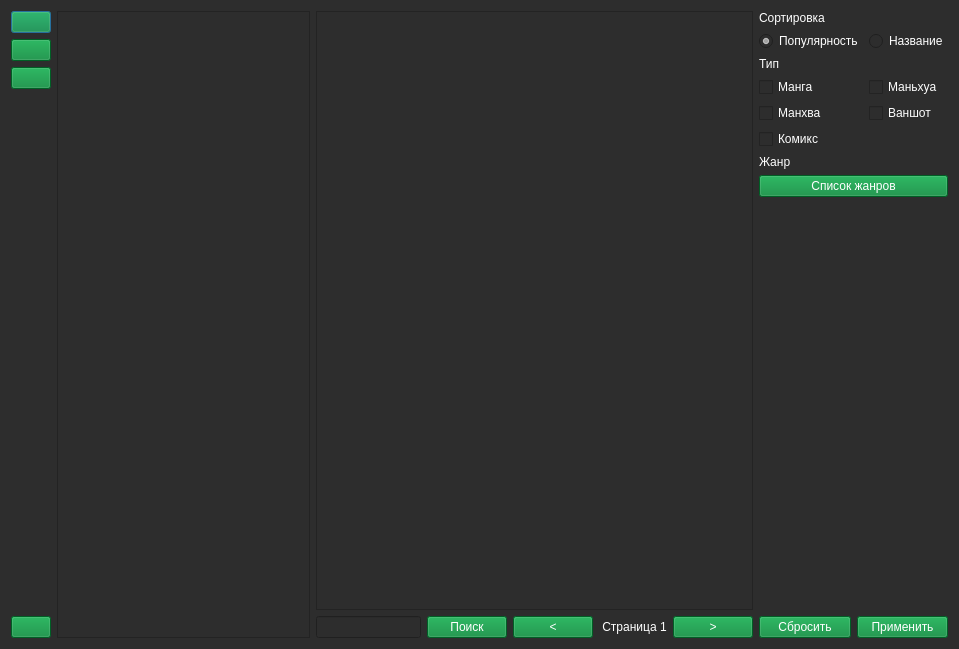
First picture: the form in form/desuUI.ui, repository brandonzorn/Nlight, before the edit.
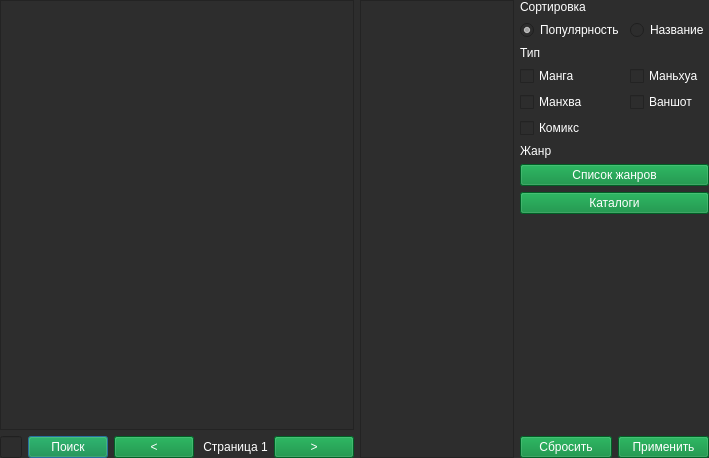
Second picture: the form after the edit. Icons and pictures are not drawn.

Commit message: updated main window

```diff
--- a/form/desuUI.ui
+++ b/form/desuUI.ui
@@ -6,8 +6,8 @@
    <rect>
     <x>0</x>
     <y>0</y>
-    <width>959</width>
-    <height>649</height>
+    <width>709</width>
+    <height>458</height>
    </rect>
   </property>
   <property name="palette">
@@ -31,42 +31,6 @@
        </color>
       </brush>
      </colorrole>
-     <colorrole role="Light">
-      <brush brushstyle="SolidPattern">
-       <color alpha="255">
-        <red>45</red>
-        <green>45</green>
-        <blue>45</blue>
-       </color>
-      </brush>
-     </colorrole>
-     <colorrole role="Midlight">
-      <brush brushstyle="SolidPattern">
-       <color alpha="255">
-        <red>45</red>
-        <green>45</green>
-        <blue>45</blue>
-       </color>
-      </brush>
-     </colorrole>
-     <colorrole role="Dark">
-      <brush brushstyle="SolidPattern">
-       <color alpha="255">
-        <red>45</red>
-        <green>45</green>
-        <blue>45</blue>
-       </color>
-      </brush>
-     </colorrole>
-     <colorrole role="Mid">
-      <brush brushstyle="SolidPattern">
-       <color alpha="255">
-        <red>45</red>
-        <green>45</green>
-        <blue>45</blue>
-       </color>
-      </brush>
-     </colorrole>
      <colorrole role="Text">
       <brush brushstyle="SolidPattern">
        <color alpha="255">
@@ -103,51 +67,6 @@
        </color>
       </brush>
      </colorrole>
-     <colorrole role="Shadow">
-      <brush brushstyle="SolidPattern">
-       <color alpha="255">
-        <red>45</red>
-        <green>45</green>
-        <blue>45</blue>
-       </color>
-      </brush>
-     </colorrole>
-     <colorrole role="Highlight">
-      <brush brushstyle="SolidPattern">
-       <color alpha="255">
-        <red>0</red>
-        <green>133</green>
-        <blue>62</blue>
-       </color>
-      </brush>
-     </colorrole>
-     <colorrole role="AlternateBase">
-      <brush brushstyle="SolidPattern">
-       <color alpha="255">
-        <red>45</red>
-        <green>45</green>
-        <blue>45</blue>
-       </color>
-      </brush>
-     </colorrole>
-     <colorrole role="ToolTipBase">
-      <brush brushstyle="SolidPattern">
-       <color alpha="255">
-        <red>45</red>
-        <green>45</green>
-        <blue>45</blue>
-       </color>
-      </brush>
-     </colorrole>
-     <colorrole role="ToolTipText">
-      <brush brushstyle="SolidPattern">
-       <color alpha="255">
-        <red>236</red>
-        <green>240</green>
-        <blue>241</blue>
-       </color>
-      </brush>
-     </colorrole>
      <colorrole role="PlaceholderText">
       <brush brushstyle="SolidPattern">
        <color alpha="255">
@@ -177,42 +96,6 @@
        </color>
       </brush>
      </colorrole>
-     <colorrole role="Light">
-      <brush brushstyle="SolidPattern">
-       <color alpha="255">
-        <red>45</red>
-        <green>45</green>
-        <blue>45</blue>
-       </color>
-      </brush>
-     </colorrole>
-     <colorrole role="Midlight">
-      <brush brushstyle="SolidPattern">
-       <color alpha="255">
-        <red>45</red>
-        <green>45</green>
-        <blue>45</blue>
-       </color>
-      </brush>
-     </colorrole>
-     <colorrole role="Dark">
-      <brush brushstyle="SolidPattern">
-       <color alpha="255">
-        <red>45</red>
-        <green>45</green>
-        <blue>45</blue>
-       </color>
-      </brush>
-     </colorrole>
-     <colorrole role="Mid">
-      <brush brushstyle="SolidPattern">
-       <color alpha="255">
-        <red>45</red>
-        <green>45</green>
-        <blue>45</blue>
-       </color>
-      </brush>
-     </colorrole>
      <colorrole role="Text">
       <brush brushstyle="SolidPattern">
        <color alpha="255">
@@ -249,51 +132,6 @@
        </color>
       </brush>
      </colorrole>
-     <colorrole role="Shadow">
-      <brush brushstyle="SolidPattern">
-       <color alpha="255">
-        <red>45</red>
-        <green>45</green>
-        <blue>45</blue>
-       </color>
-      </brush>
-     </colorrole>
-     <colorrole role="Highlight">
-      <brush brushstyle="SolidPattern">
-       <color alpha="255">
-        <red>0</red>
-        <green>133</green>
-        <blue>62</blue>
-       </color>
-      </brush>
-     </colorrole>
-     <colorrole role="AlternateBase">
-      <brush brushstyle="SolidPattern">
-       <color alpha="255">
-        <red>45</red>
-        <green>45</green>
-        <blue>45</blue>
-       </color>
-      </brush>
-     </colorrole>
-     <colorrole role="ToolTipBase">
-      <brush brushstyle="SolidPattern">
-       <color alpha="255">
-        <red>45</red>
-        <green>45</green>
-        <blue>45</blue>
-       </color>
-      </brush>
-     </colorrole>
-     <colorrole role="ToolTipText">
-      <brush brushstyle="SolidPattern">
-       <color alpha="255">
-        <red>236</red>
-        <green>240</green>
-        <blue>241</blue>
-       </color>
-      </brush>
-     </colorrole>
      <colorrole role="PlaceholderText">
       <brush brushstyle="SolidPattern">
        <color alpha="255">
@@ -323,42 +161,6 @@
        </color>
       </brush>
      </colorrole>
-     <colorrole role="Light">
-      <brush brushstyle="SolidPattern">
-       <color alpha="255">
-        <red>45</red>
-        <green>45</green>
-        <blue>45</blue>
-       </color>
-      </brush>
-     </colorrole>
-     <colorrole role="Midlight">
-      <brush brushstyle="SolidPattern">
-       <color alpha="255">
-        <red>45</red>
-        <green>45</green>
-        <blue>45</blue>
-       </color>
-      </brush>
-     </colorrole>
-     <colorrole role="Dark">
-      <brush brushstyle="SolidPattern">
-       <color alpha="255">
-        <red>45</red>
-        <green>45</green>
-        <blue>45</blue>
-       </color>
-      </brush>
-     </colorrole>
-     <colorrole role="Mid">
-      <brush brushstyle="SolidPattern">
-       <color alpha="255">
-        <red>45</red>
-        <green>45</green>
-        <blue>45</blue>
-       </color>
-      </brush>
-     </colorrole>
      <colorrole role="Text">
       <brush brushstyle="SolidPattern">
        <color alpha="255">
@@ -395,51 +197,6 @@
        </color>
       </brush>
      </colorrole>
-     <colorrole role="Shadow">
-      <brush brushstyle="SolidPattern">
-       <color alpha="255">
-        <red>45</red>
-        <green>45</green>
-        <blue>45</blue>
-       </color>
-      </brush>
-     </colorrole>
-     <colorrole role="Highlight">
-      <brush brushstyle="SolidPattern">
-       <color alpha="255">
-        <red>0</red>
-        <green>120</green>
-        <blue>215</blue>
-       </color>
-      </brush>
-     </colorrole>
-     <colorrole role="AlternateBase">
-      <brush brushstyle="SolidPattern">
-       <color alpha="255">
-        <red>45</red>
-        <green>45</green>
-        <blue>45</blue>
-       </color>
-      </brush>
-     </colorrole>
-     <colorrole role="ToolTipBase">
-      <brush brushstyle="SolidPattern">
-       <color alpha="255">
-        <red>45</red>
-        <green>45</green>
-        <blue>45</blue>
-       </color>
-      </brush>
-     </colorrole>
-     <colorrole role="ToolTipText">
-      <brush brushstyle="SolidPattern">
-       <color alpha="255">
-        <red>236</red>
-        <green>240</green>
-        <blue>241</blue>
-       </color>
-      </brush>
-     </colorrole>
      <colorrole role="PlaceholderText">
       <brush brushstyle="SolidPattern">
        <color alpha="255">
@@ -460,95 +217,18 @@
 background-color: rgb(45, 45, 45);</string>
   </property>
   <layout class="QHBoxLayout" name="horizontalLayout_3">
-   <item>
-    <layout class="QVBoxLayout" name="verticalLayout_2">
-     <item>
-      <widget class="QPushButton" name="btn_mylist">
-       <property name="styleSheet">
-        <string notr="true">background-color: rgb(0, 133, 52);
-color: rgb(255, 255, 255);</string>
-       </property>
-       <property name="text">
-        <string/>
-       </property>
-       <property name="icon">
-        <iconset>
-         <normalon>../images/library.png</normalon>
-        </iconset>
-       </property>
-      </widget>
-     </item>
-     <item>
-      <widget class="QPushButton" name="btn_main">
-       <property name="styleSheet">
-        <string notr="true">background-color: rgb(0, 133, 52);
-color: rgb(255, 255, 255);</string>
-       </property>
-       <property name="text">
-        <string/>
-       </property>
-       <property name="icon">
-        <iconset>
-         <normalon>../images/main.png</normalon>
-        </iconset>
-       </property>
-      </widget>
-     </item>
-     <item>
-      <widget class="QPushButton" name="btn_shikimori">
-       <property name="styleSheet">
-        <string notr="true">background-color: rgb(0, 133, 52);
-color: rgb(255, 255, 255);</string>
-       </property>
-       <property name="text">
-        <string/>
-       </property>
-       <property name="icon">
-        <iconset>
-         <normalon>../images/shikimori.png</normalon>
-        </iconset>
-       </property>
-      </widget>
-     </item>
-     <item>
-      <spacer name="verticalSpacer_2">
-       <property name="orientation">
-        <enum>Qt::Vertical</enum>
-       </property>
-       <property name="sizeHint" stdset="0">
-        <size>
-         <width>20</width>
-         <height>40</height>
-        </size>
-       </property>
-      </spacer>
-     </item>
-     <item>
-      <widget class="QPushButton" name="btn_catalogs">
-       <property name="styleSheet">
-        <string notr="true">background-color: rgb(0, 133, 52);
-color: rgb(255, 255, 255);</string>
-       </property>
-       <property name="text">
-        <string/>
-       </property>
-      </widget>
-     </item>
-    </layout>
-   </item>
-   <item>
-    <widget class="QListWidget" name="catalog_list">
-     <property name="enabled">
-      <bool>true</bool>
-     </property>
-     <property name="sizePolicy">
-      <sizepolicy hsizetype="Maximum" vsizetype="Minimum">
-       <horstretch>0</horstretch>
-       <verstretch>0</verstretch>
-      </sizepolicy>
-     </property>
-    </widget>
-   </item>
+   <property name="leftMargin">
+    <number>0</number>
+   </property>
+   <property name="topMargin">
+    <number>0</number>
+   </property>
+   <property name="rightMargin">
+    <number>0</number>
+   </property>
+   <property name="bottomMargin">
+    <number>0</number>
+   </property>
    <item>
     <layout class="QVBoxLayout" name="verticalLayout">
      <item>
@@ -1054,10 +734,70 @@
      </item>
     </layout>
    </item>
+   <item>
+    <widget class="QListWidget" name="catalog_list">
+     <property name="enabled">
+      <bool>true</bool>
+     </property>
+     <property name="sizePolicy">
+      <sizepolicy hsizetype="Maximum" vsizetype="Minimum">
+       <horstretch>0</horstretch>
+       <verstretch>0</verstretch>
+      </sizepolicy>
+     </property>
+    </widget>
+   </item>
    <item>
     <layout class="QVBoxLayout" name="verticalLayout_3">
      <item>
       <layout class="QGridLayout" name="gridLayout">
+       <item row="7" column="0" colspan="2">
+        <widget class="QPushButton" name="btn_genres_list">
+         <property name="styleSheet">
+          <string notr="true">background-color: rgb(0, 133, 52);
+color: rgb(255, 255, 255);</string>
+         </property>
+         <property name="text">
+          <string>Список жанров</string>
+         </property>
+        </widget>
+       </item>
+       <item row="1" column="0">
+        <widget class="QRadioButton" name="sort_popular">
+         <property name="text">
+          <string>Популярность</string>
+         </property>
+         <property name="checked">
+          <bool>true</bool>
+         </property>
+        </widget>
+       </item>
+       <item row="9" column="0" colspan="2">
+        <spacer name="verticalSpacer">
+         <property name="orientation">
+          <enum>Qt::Vertical</enum>
+         </property>
+         <property name="sizeHint" stdset="0">
+          <size>
+           <width>20</width>
+           <height>40</height>
+          </size>
+         </property>
+        </spacer>
+       </item>
+       <item row="3" column="1">
+        <widget class="QCheckBox" name="type_manhua">
+         <property name="text">
+          <string>Маньхуа</string>
+         </property>
+         <property name="checked">
+          <bool>false</bool>
+         </property>
+         <property name="tristate">
+          <bool>false</bool>
+         </property>
+        </widget>
+       </item>
        <item row="6" column="0">
         <widget class="QLabel" name="label_genre">
          <property name="text">
@@ -1151,37 +891,14 @@
          </property>
         </widget>
        </item>
-       <item row="1" column="0">
-        <widget class="QRadioButton" name="sort_popular">
-         <property name="text">
-          <string>Популярность</string>
-         </property>
-         <property name="checked">
-          <bool>true</bool>
-         </property>
-        </widget>
-       </item>
-       <item row="8" column="0">
-        <spacer name="verticalSpacer">
-         <property name="orientation">
-          <enum>Qt::Vertical</enum>
-         </property>
-         <property name="sizeHint" stdset="0">
-          <size>
-           <width>20</width>
-           <height>40</height>
-          </size>
-         </property>
-        </spacer>
-       </item>
-       <item row="7" column="0" colspan="2">
-        <widget class="QPushButton" name="btn_genres_list">
+       <item row="8" column="0" colspan="2">
+        <widget class="QPushButton" name="btn_catalogs">
          <property name="styleSheet">
           <string notr="true">background-color: rgb(0, 133, 52);
 color: rgb(255, 255, 255);</string>
          </property>
          <property name="text">
-          <string>Список жанров</string>
+          <string>Каталоги</string>
          </property>
         </widget>
        </item>
```
Left out of the diff: 59 changed lines with no effect on the pictures. The commit also changes 23 other files.
